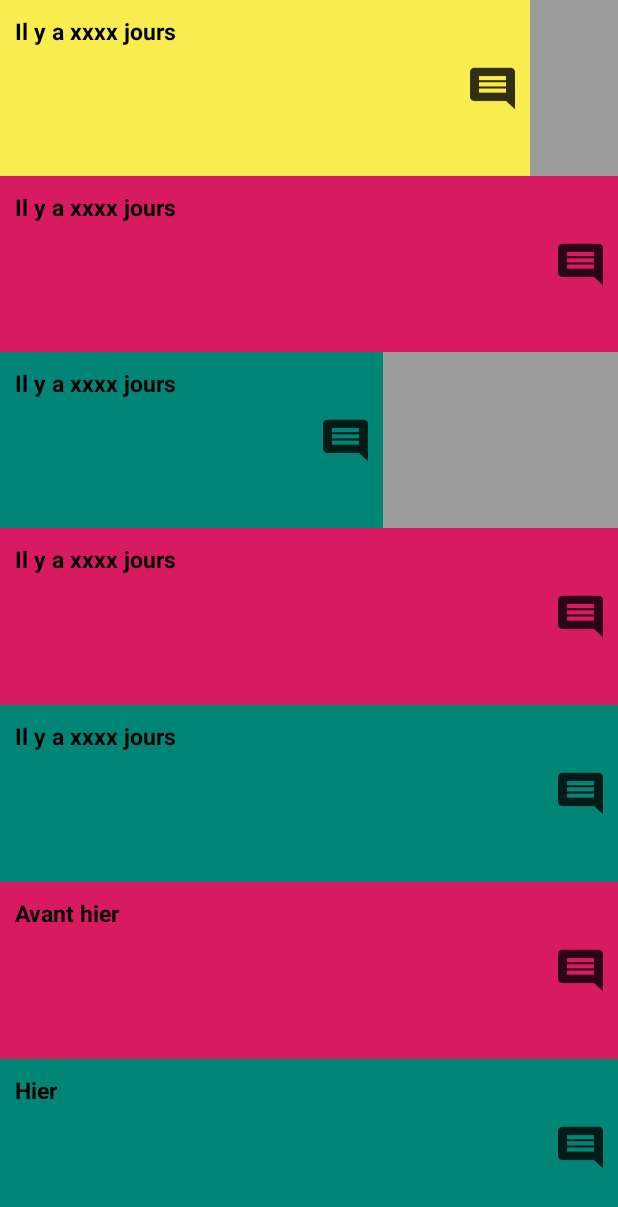
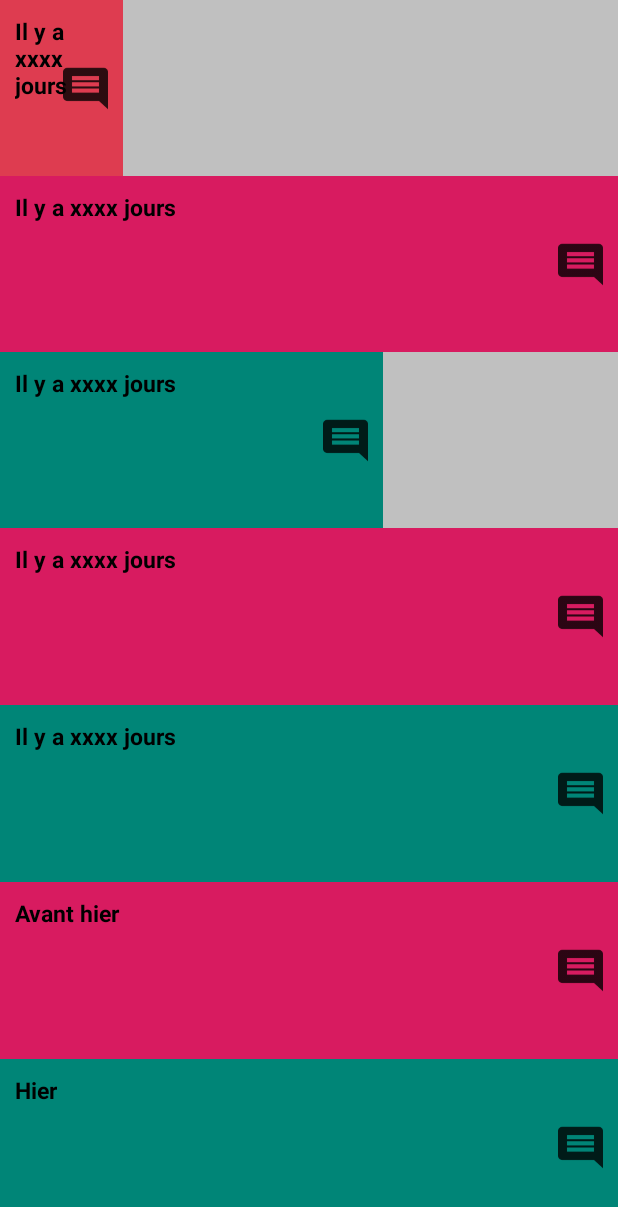
Before and after one commit to thomas25520/MoodTracker, an Android app: the HistoryActivity screen opened directly, with no data from a screen before it, on a phone screen of 412 x 824 dp. Shown: the top 1207 px of the screen. Run offline under Robolectric (Android 15) with nearby library versions, the phone set to English and light mode, and no system bars.

Commit message:
[ADD] -- Mood bar can grow or slim in function of the mood, this add take into account the size of the screen of the device --
[FIX BUG] -- color of disappointed mood was the same color of the background history, now colors are different.

```diff
--- a/app/src/main/java/com/example/moodtracker/controller/activities/HistoryActivity.java
+++ b/app/src/main/java/com/example/moodtracker/controller/activities/HistoryActivity.java
@@ -1,12 +1,19 @@
 package com.example.moodtracker.controller.activities;
 
+import android.graphics.Point;
 import android.os.Bundle;
 import android.support.v7.app.AppCompatActivity;
+import android.view.Display;
+import android.view.View;
 import android.view.ViewGroup;
 import android.widget.ImageView;
 import android.widget.LinearLayout;
+import android.widget.Toast;
 
 import com.example.moodtracker.R;
+import com.example.moodtracker.model.Mood;
+
+import java.util.Calendar;
 
 /**
  * Created by Dutru Thomas on 22/03/2019.
@@ -18,30 +25,43 @@ public class HistoryActivity extends AppCompatActivity {
     private LinearLayout linearDay1, linearDay2, linearDay3,
             linearDay4, linearDay5, linearDay6, linearDay7;
 
-// recupere width si genre 500dp et ton bout lui c'est 33% tu fais produit en croix 500 --> 100 donc 33% ?  500x33/100 = 165
-
-//    // Get screen size
-//    Display display = getWindowManager().getDefaultDisplay();
-//    Point size = new Point();
-//    display.getSize(size);
-//    int width = size.x;
-//    int height = size.y;
-
     protected void onCreate(Bundle savedInstanceState) {
         super.onCreate(savedInstanceState);
         setContentView(R.layout.history_view);
+    }
+
+    @Override
+    protected void onStart() {
+        super.onStart();
         initViews();
 
-//        for(int i = 1; i<8; i++){
-//            Calendar c = Calendar.getInstance();
-//            c.setTime(new Date());
-//
-//            //date = 03 avril 2019
-//            c.add(Calendar.MONTH,1);
-//            // date = 03 mai 2019
-//
-//            Mood mood = SharedPreferencesManager.getMood(this, USER_MOOD_OF_THE_DAY);
-//        }
+        final Mood mood = new Mood("journée de merde", Calendar.getInstance().getTime(), R.color.faded_red);
+        setFeedbackIconVisible(mFeedbackButtonDay7, mood);
+        setWidth(linearDay7, mood);
+        setColor(linearDay7, mood.getBackgroundColor());
+
+        // Display comment Wile click on feedback button
+        mFeedbackButtonDay7.setOnClickListener(new View.OnClickListener() {
+            @Override
+            public void onClick(View v) {
+                Toast.makeText(getBaseContext(), mood.getFeedback(), Toast.LENGTH_LONG).show();
+            }
+        });
+
+//        final Mood test = new Mood();
+//        test.setFeedback("TEST");
+//        ArrayList<Mood> test2 = new ArrayList<>();
+//        test2.add(test);
+//        test2.add(test);
+//        test2.add(test);
+//        History test3 = new History(test2); // Constructor of History expected parameter is arrayList<Mood> not arrayList<History>
+//        History history = SharedPreferencesManager.getHistory(this, "historyOfTheUsersMoods");
+//        test3.getListOfMoods();
+    }
+
+    @Override
+    protected void onResume() {
+        super.onResume();
     }
 
     private void initViews() {
@@ -54,18 +74,6 @@ public class HistoryActivity extends AppCompatActivity {
         linearDay6 = findViewById(R.id.mood_day_6);
         linearDay7 = findViewById(R.id.mood_day_7);
 
-//        LinearLayout.LayoutParams layoutParams = new LinearLayout.LayoutParams((int)(410/3), LinearLayout.LayoutParams.WRAP_CONTENT);
-//        layoutParams.width = 10;
-//        linearDay7.setLayoutParams(layoutParams);
-
-        // Gets the layout params that will allow you to resize the layout
-        ViewGroup.LayoutParams params = linearDay7.getLayoutParams();
-        // Changes the width to the specified *pixels*
-        params.width = 530;
-
-        linearDay7.setLayoutParams(params);
-        linearDay7.setBackgroundColor(getResources().getColor(R.color.banana_yellow));
-
         // Button list linked feedback comment to button
         mFeedbackButtonDay1 = findViewById(R.id.feedback_icon_day_1);
         mFeedbackButtonDay2 = findViewById(R.id.feedback_icon_day_2);
@@ -74,63 +82,54 @@ public class HistoryActivity extends AppCompatActivity {
         mFeedbackButtonDay5 = findViewById(R.id.feedback_icon_day_5);
         mFeedbackButtonDay6 = findViewById(R.id.feedback_icon_day_6);
         mFeedbackButtonDay7 = findViewById(R.id.feedback_icon_day_7);
-
     }
 
-    // todo : faire un algo qui calcul le nombre de jour entre la date du mood et la date actuel
-    // todo : texte du feedback enregistrer
-    // todo : lui passer la list de mood enregistrée
-    // todo : si commentaire est vide mettre boutton invisible sinon visible
-    // todo : faire l'algo pour la gestion de taille des bars en fonction des couleur du background du fragment
+    // Changes the width to the specified *pixels*
+    public void setWidth(LinearLayout linearDay, Mood mood) {
+        ViewGroup.LayoutParams params = linearDay.getLayoutParams();
+        params.width = percentageToPixel(mood.getPercentageSize());
+        linearDay.setLayoutParams(params);
+    }
 
-//    @Override
-//    protected void onStart() {
-//        super.onStart();
+    // Calculate percentage of moodBar in function of width screen device
+    public int percentageToPixel(int percentage) {
+        int pixel = getWidthSizeOfScreen();
+        return pixel * percentage / 100;
+    }
+
+    // Changes the color to the specified mood
+    public void setColor(LinearLayout linearDay, int color) {
+        linearDay.setBackgroundColor(getResources().getColor(color));
+    }
+
+    // Return the feedback button visible or invisible
+    public void setFeedbackIconVisible(ImageView feedbackButton, Mood mood) {
+
+        if (mood.getFeedback().isEmpty()) {
+            feedbackButton.setVisibility(View.INVISIBLE);
+        } else {
+            feedbackButton.setVisibility(View.VISIBLE);
+        }
+    }
+
+    public int getWidthSizeOfScreen() {
+        // Get size of screen
+        Display display = getWindowManager().getDefaultDisplay();
+        Point size = new Point();
+        display.getSize(size);
+        return size.x;
+    }
+}
+//     todo : passer la list de mood enregistrée a l'historique
+//     todo : faire un algo qui calcul le nombre de jour entre la date du mood et la date actuel
+
+//        for(int i = 1; i<8; i++){
+//            Calendar c = Calendar.getInstance();
+//            c.setTime(new Date());
 //
-//        final Mood test = new Mood();
-//        test.setFeedback("TEST");
+//            //date = 03 avril 2019
+//            c.add(Calendar.MONTH,1);
+//            // date = 03 mai 2019
 //
-//        ArrayList<Mood> test2 = new ArrayList<>();
-//        test2.add(test);
-//        test2.add(test);
-//        test2.add(test);
-//
-//        History test3 = new History(test2); // Constructor of History execepted parameter is arrayList<Mood> not arrayList<History>
-//
-////        History history = SharedPreferencesManager.getHistory(this, "historyOfTheUsersMoods");
-////        test3.getListOfMoods();
-//
-//        mFeedbackButtonDay7 = findViewById(R.id.feedback_icon_day_7); // Get button
-//        mFeedbackButtonDay7.setVisibility(View.VISIBLE); // Make comment feedback visible
-////        mFeedbackButtonDay7.setVisibility(View.INVISIBLE); // Make comment feedback invisible
-////        mFeedbackButtonDay7.setVisibility(View.GONE); // le fait disparaitre totalement ne prends plus de place != de invisble
-//        mFeedbackButtonDay7.setOnClickListener(new View.OnClickListener() {
-//            @Override
-//            public void onClick(View v) {   // Display comment Wile click on history comment button
-//
-//                Toast.makeText(getBaseContext(), test.getFeedback(), Toast.LENGTH_LONG).show(); // set message on HistoryComment button
-//            }
-//        });
-//
-//        TextView dateDay7 = findViewById(R.id.feedback_date_background_day_7);
-//        dateDay7.setBackgroundColor(getResources().getColor(R.color.banana_yellow));
-//        dateDay7.setText("Il y a " + test.getDate() + " jours");
-//
-//        // background icon
-//        ImageView day7 = findViewById(R.id.feedback_icon_day_7);
-//        day7.setBackgroundColor(getResources().getColor(R.color.banana_yellow));
-//
-//        // background icon up and down
-//        LinearLayout backgroundLinearDay7 = findViewById(R.id.linear_background_day_7);
-//        backgroundLinearDay7.setBackgroundColor(getResources().getColor(R.color.banana_yellow));
-//
-//        TextView moodViewDay7 = findViewById(R.id.empty_background_day_7);
-//
-//        // Get params:
-//        LinearLayout.LayoutParams loparams = (LinearLayout.LayoutParams) moodViewDay7.getLayoutParams();
-//
-//        // Set only target params:
-//        loparams.weight = 50;
-//        moodViewDay7.setLayoutParams(loparams);
-//    }
-}
+//            Mood mood = SharedPreferencesManager.getMood(this, USER_MOOD_OF_THE_DAY);
+//        }
--- a/app/src/main/java/com/example/moodtracker/controller/fragment/FragmentMood.java
+++ b/app/src/main/java/com/example/moodtracker/controller/fragment/FragmentMood.java
@@ -90,7 +90,7 @@ public class FragmentMood extends Fragment {
                                 String feedBack = input.getText().toString(); // Get user feedback in AlertDialog
                                 Date date = Calendar.getInstance().getTime(); // Get user feedback date
                                 mUserMood = new Mood(feedBack, date, mBackgroundColor);
-
+                                mUserMood.getPercentageSize();
 
                                 // PUT
 //                                String value = mUserMood.formatToJsonString();
--- a/app/src/main/java/com/example/moodtracker/model/Mood.java
+++ b/app/src/main/java/com/example/moodtracker/model/Mood.java
@@ -1,5 +1,6 @@
 package com.example.moodtracker.model;
 
+import com.example.moodtracker.R;
 import com.google.gson.Gson;
 
 import java.util.Date;
@@ -12,21 +13,16 @@ public class Mood {
     private String mFeedback;
     private Date mDate;
     private int mBackgroundColor;
-
-    // Constructors
-    public Mood(String feedback, Date date, int backgroundColor) {
-        mFeedback = feedback;
-        mDate = date;
-        mBackgroundColor = backgroundColor;
-    }
+    private int mPercentageSize;
 
     public Mood() {
     }
 
+    // copy constructor
     public Mood(Mood mood) {
-        this.mFeedback = mood.getFeedback();
+        this.mFeedback = new String(mood.getFeedback());
         this.mBackgroundColor = mood.getBackgroundColor();
-        this.mDate = mood.getDate();
+        this.mDate = new Date(mood.getDate().getTime());
     }
 
     // json constructor
@@ -35,30 +31,52 @@ public class Mood {
         new Mood(gson.fromJson(json, Mood.class));
     }
 
+    // Constructors
+    public Mood(String feedback, Date date, int backgroundColor) {
+        mFeedback = feedback;
+        mDate = date;
+        mBackgroundColor = backgroundColor;
+        mPercentageSize = calculPercentageSize(backgroundColor);
+    }
+
+    // Constructors
+    public Mood(String feedback, Date date, int backgroundColor, int pixelSize) {
+        mFeedback = feedback;
+        mDate = date;
+        mBackgroundColor = backgroundColor;
+        mPercentageSize = pixelSize;
+    }
+
     // Getter
     public String getFeedback() {
         return mFeedback;
+    }
+
+    public Date getDate() {
+        return mDate;
+    }
+
+    public int getBackgroundColor() {
+        return mBackgroundColor;
+    }
+
+    public int getPercentageSize() {
+        return mPercentageSize;
     }
 
     // Setter
     public void setFeedback(String feedback) {
         mFeedback = feedback;
     }
-
-    public Date getDate() {
-        return mDate;
-    }
-
     public void setDate(Date date) {
         mDate = date;
     }
-
-    public int getBackgroundColor() {
-        return mBackgroundColor;
+    public void setBackgroundColor(int backgroundColor) {
+        mBackgroundColor = backgroundColor;
     }
 
-    public void setBackgroundColor(int backgroundColor) {
-        mBackgroundColor = backgroundColor;
+    public void setPercentageSize(int percentageSize) {
+        mPercentageSize = percentageSize;
     }
 
     /**
@@ -75,4 +93,22 @@ public class Mood {
         Gson gson = new Gson();
         return gson.fromJson(json, Mood.class);
     }
+
+    private int calculPercentageSize(int backgroundColor) {
+
+        switch (backgroundColor) {
+            case R.color.banana_yellow:
+                return 100;
+            case R.color.light_sage:
+                return 80;
+            case R.color.cornflower_blue_65:
+                return 60;
+            case R.color.warm_grey:
+                return 40;
+            case R.color.faded_red:
+                return 20;
+            default:
+                return 0;
+        }
+    }
 }
--- a/app/src/main/res/layout/history_view.xml
+++ b/app/src/main/res/layout/history_view.xml
@@ -4,7 +4,7 @@
     android:id="@+id/linearLayout"
     android:layout_width="match_parent"
     android:layout_height="match_parent"
-    android:background="@color/warm_grey"
+    android:background="@color/historyBacckground"
     android:orientation="vertical">
 
     <LinearLayout
--- a/app/src/main/res/values/colors.xml
+++ b/app/src/main/res/values/colors.xml
@@ -10,4 +10,8 @@
     <color name="cornflower_blue_65">#a5468ad9</color>
     <color name="light_sage">#ffb8e986</color>
     <color name="banana_yellow">#fff9ec4f</color>
+
+    <!-- History Background -->
+    <color name="historyBacckground">#C0C0C0</color>
+
 </resources>
```
